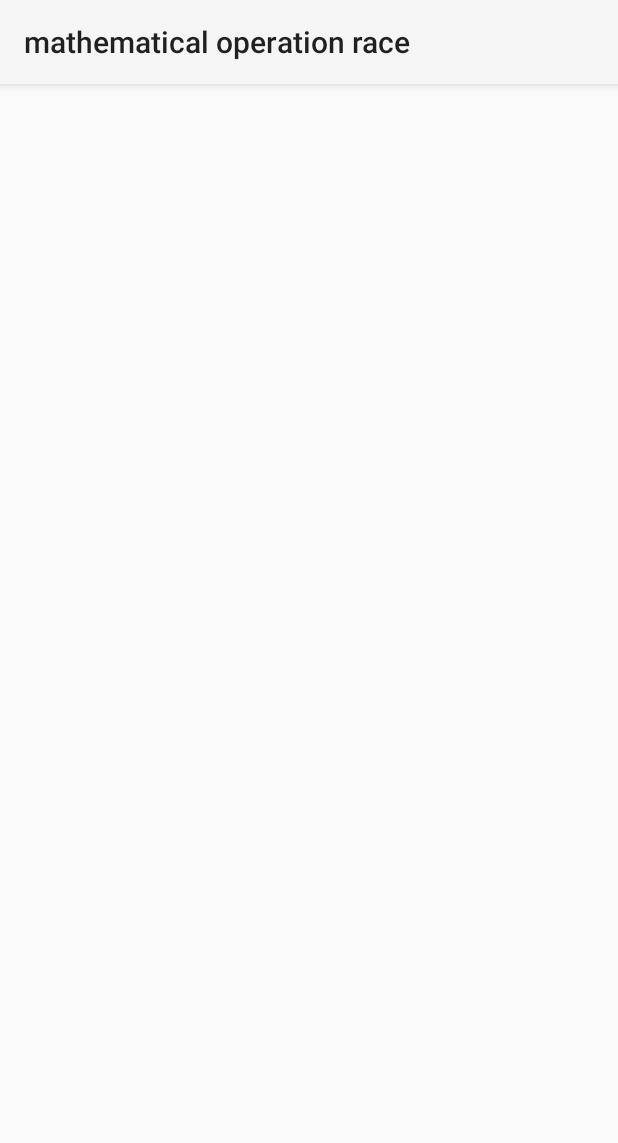
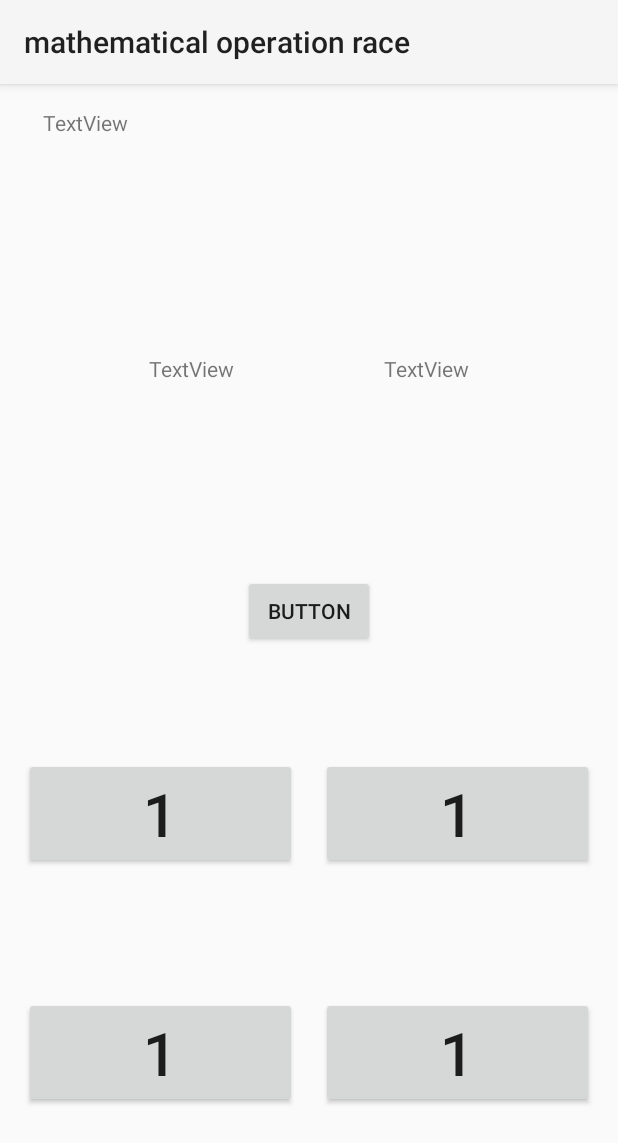
Before and after one commit to Zahra-Jannesari/mathematicalOperationRace, an Android app: the screen it shows after launch (MainActivity), on a phone screen of 412 x 824 dp. Shown: the top 1143 px of the screen. Run offline under Robolectric (Android 15) with nearby library versions, the phone set to English and light mode, and no system bars.

Commit message:
made xml

```diff
--- a/app/src/main/res/layout/activity_main.xml
+++ b/app/src/main/res/layout/activity_main.xml
@@ -4,4 +4,108 @@
     xmlns:tools="http://schemas.android.com/tools"
     android:layout_width="match_parent"
     android:layout_height="match_parent"
-    tools:context=".MainActivity"/>
+    tools:context=".MainActivity">
+
+    <TextView
+        android:id="@+id/textView_numberA"
+        android:layout_width="wrap_content"
+        android:layout_height="wrap_content"
+        android:layout_marginTop="180dp"
+        android:text="TextView"
+        app:layout_constraintEnd_toStartOf="@+id/textView_numberB"
+        app:layout_constraintHorizontal_bias="0.5"
+        app:layout_constraintStart_toStartOf="parent"
+        app:layout_constraintTop_toTopOf="parent" />
+
+    <TextView
+        android:id="@+id/textView_numberB"
+        android:layout_width="wrap_content"
+        android:layout_height="wrap_content"
+        android:text="TextView"
+        app:layout_constraintBottom_toBottomOf="@+id/textView_numberA"
+        app:layout_constraintEnd_toEndOf="parent"
+        app:layout_constraintHorizontal_bias="0.5"
+        app:layout_constraintStart_toEndOf="@+id/textView_numberA"
+        app:layout_constraintTop_toTopOf="@+id/textView_numberA" />
+
+    <TextView
+        android:id="@+id/textView_score"
+        android:layout_width="79dp"
+        android:layout_height="36dp"
+        android:layout_marginTop="16dp"
+        android:text="TextView"
+        app:layout_constraintEnd_toEndOf="parent"
+        app:layout_constraintHorizontal_bias="0.087"
+        app:layout_constraintStart_toStartOf="parent"
+        app:layout_constraintTop_toTopOf="parent" />
+
+    <Button
+        android:id="@+id/button_dice"
+        android:layout_width="wrap_content"
+        android:layout_height="wrap_content"
+        android:text="Button"
+        app:layout_constraintBottom_toBottomOf="parent"
+        app:layout_constraintEnd_toEndOf="parent"
+        app:layout_constraintHorizontal_bias="0.501"
+        app:layout_constraintStart_toStartOf="parent"
+        app:layout_constraintTop_toBottomOf="@+id/textView_numberA"
+        app:layout_constraintVertical_bias="0.246" />
+
+    <LinearLayout
+        android:id="@+id/linearLayout"
+        android:layout_width="match_parent"
+        android:layout_height="wrap_content"
+        android:layout_marginHorizontal="8dp"
+        android:orientation="horizontal"
+        app:layout_constraintBottom_toBottomOf="parent"
+        app:layout_constraintEnd_toEndOf="parent"
+        app:layout_constraintStart_toStartOf="parent"
+        app:layout_constraintTop_toBottomOf="@+id/button_dice"
+        app:layout_constraintVertical_bias="0.233">
+
+        <Button
+            android:id="@+id/button1"
+            android:layout_width="match_parent"
+            android:layout_height="wrap_content"
+            android:layout_marginHorizontal="8dp"
+            android:layout_weight="1"
+            android:text="1"
+            android:textSize="40sp" />
+
+        <Button
+            android:id="@+id/button2"
+            android:layout_width="match_parent"
+            android:layout_height="wrap_content"
+            android:layout_marginHorizontal="8dp"
+            android:layout_weight="1"
+            android:text="1"
+            android:textSize="40sp" />
+    </LinearLayout>
+
+    <LinearLayout
+        android:layout_width="match_parent"
+        android:layout_height="wrap_content"
+        android:orientation="horizontal"
+        app:layout_constraintBottom_toBottomOf="parent"
+        app:layout_constraintEnd_toEndOf="parent"
+        app:layout_constraintStart_toStartOf="parent"
+        app:layout_constraintTop_toBottomOf="@+id/linearLayout"
+        android:layout_marginHorizontal="8dp">
+        <Button
+            android:id="@+id/button3"
+            android:layout_width="match_parent"
+            android:layout_height="wrap_content"
+            android:layout_weight="1"
+            android:text="1"
+            android:textSize="40sp"
+            android:layout_marginHorizontal="8dp"/>
+        <Button
+            android:id="@+id/button4"
+            android:layout_width="match_parent"
+            android:layout_height="wrap_content"
+            android:layout_weight="1"
+            android:text="1"
+            android:textSize="40sp"
+            android:layout_marginHorizontal="8dp"/>
+    </LinearLayout>
+</androidx.constraintlayout.widget.ConstraintLayout>
```
